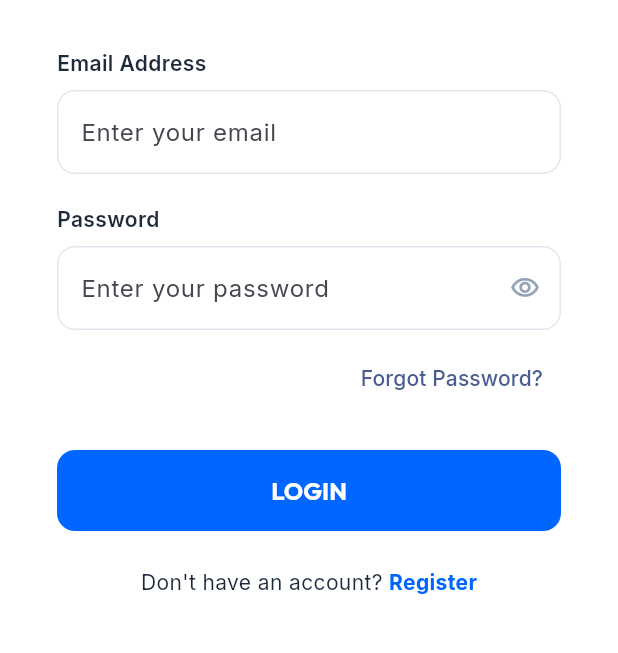
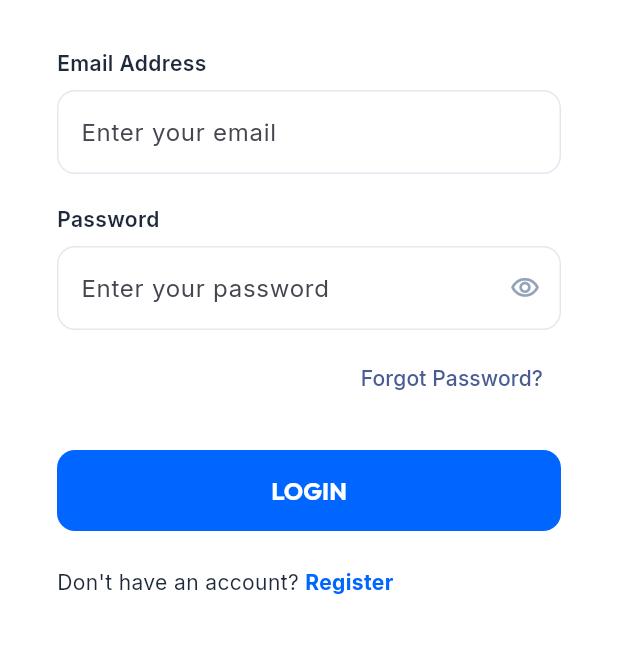
Before and after one commit to Ragib100/QuestBoard, a Flutter app: the screen it shows after launch, after a tap on "I already have an account", on a phone screen of 412 x 824 dp, the part 432-1085 px from its top. Run offline on Flutter 3.47's test engine with Material 3 defaults, Android fonts, the phone set to English and light mode, and no system bars; our stand-ins replace app_links, email_validator, flutter_dotenv, google_fonts, image_picker, supabase_flutter; accounts and stored records are empty.

Commit message:
fix:login page

```diff
--- a/client/lib/app/auth/login.dart
+++ b/client/lib/app/auth/login.dart
@@ -84,9 +84,12 @@ class _LoginState extends State<Login> {
                           const Icon(Icons.bolt_rounded,
                               color: AppColors.primary, size: 32),
                           const SizedBox(width: 8),
-                          Text('QuestBoard',
+                          Flexible(
+                            child: Text('QuestBoard',
+                                overflow: TextOverflow.ellipsis,
                                 style: GoogleFonts.outfit(
                                     fontSize: 24, fontWeight: FontWeight.bold)),
+                          ),
                         ],
                       ),
                       const SizedBox(height: 48),
@@ -139,16 +142,17 @@ class _LoginState extends State<Login> {
                             : const Text('LOGIN'),
                       ),
                       const SizedBox(height: 24),
-                      Center(
-                        child: Row(
-                          mainAxisAlignment: MainAxisAlignment.center,
+                      // Wrap, not Row: at a large system font scale the prompt
+                      // and the link together are wider than a phone.
+                      Wrap(
+                        alignment: WrapAlignment.center,
+                        crossAxisAlignment: WrapCrossAlignment.center,
                         children: [
                           const Text("Don't have an account? "),
                           GestureDetector(
                             onTap: () => Navigator.push(
                               context,
-                                MaterialPageRoute(
-                                    builder: (_) => const Signup()),
+                              MaterialPageRoute(builder: (_) => const Signup()),
                             ),
                             child: const Text('Register',
                                 style: TextStyle(
@@ -156,7 +160,6 @@ class _LoginState extends State<Login> {
                                     fontWeight: FontWeight.bold)),
                           ),
                         ],
-                        ),
                       ),
                     ],
                   ),
--- a/client/lib/app/intro.dart
+++ b/client/lib/app/intro.dart
@@ -4,6 +4,10 @@ import 'package:google_fonts/google_fonts.dart';
 import '../core/app_colors.dart';
 import 'auth/login.dart';
 import 'auth/signup.dart';
+
+void _open(BuildContext context, Widget screen) {
+  Navigator.push(context, MaterialPageRoute(builder: (_) => screen));
+}
 
 class Intro extends StatelessWidget {
   const Intro({super.key});
@@ -17,31 +21,36 @@ class Intro extends StatelessWidget {
       appBar: AppBar(
         backgroundColor: AppColors.surface,
         elevation: 0,
+        // The wordmark yields before the actions do: an app bar that ellipsizes
+        // "QuestBoard" is survivable, one that hides the Login button is not.
         title: Row(
+          mainAxisSize: MainAxisSize.min,
           children: [
             const Icon(Icons.bolt_rounded, color: AppColors.primary, size: 28),
             const SizedBox(width: 8),
-            Text('QuestBoard',
-                style: GoogleFonts.outfit(
-                    color: AppColors.textPrimary, fontWeight: FontWeight.bold)),
+            Flexible(
+              child: Text('QuestBoard',
+                  overflow: TextOverflow.ellipsis,
+                  style: GoogleFonts.outfit(
+                      color: AppColors.textPrimary,
+                      fontWeight: FontWeight.bold)),
+            ),
           ],
         ),
-        // On a phone the logo plus two buttons overflows the app bar, and the
-        // hero below already offers both actions — so only the wide layout
-        // carries them up here.
+        // The logo plus both buttons does not fit a phone app bar, but dropping
+        // them entirely leaves no way to reach Login from the top of the page.
+        // Phones keep Login only; Register is the hero's primary button anyway.
         actions: isWeb
             ? [
                 TextButton(
-                  onPressed: () => Navigator.push(context,
-                      MaterialPageRoute(builder: (_) => const Login())),
+                  onPressed: () => _open(context, const Login()),
                   child: const Text('Login'),
                 ),
                 const SizedBox(width: 12),
                 Padding(
                   padding: const EdgeInsets.only(right: 20.0),
                   child: ElevatedButton(
-                    onPressed: () => Navigator.push(context,
-                        MaterialPageRoute(builder: (_) => const Signup())),
+                    onPressed: () => _open(context, const Signup()),
                     style: ElevatedButton.styleFrom(
                         minimumSize: const Size(100, 40)),
                     child:
@@ -49,7 +58,13 @@ class Intro extends StatelessWidget {
                   ),
                 ),
               ]
-            : null,
+            : [
+                TextButton(
+                  onPressed: () => _open(context, const Login()),
+                  child: const Text('Login'),
+                ),
+                const SizedBox(width: 4),
+              ],
       ),
       body: SingleChildScrollView(
         child: Center(
@@ -168,16 +183,14 @@ class _HeroActions extends StatelessWidget {
   @override
   Widget build(BuildContext context) {
     final signUp = ElevatedButton(
-      onPressed: () => Navigator.push(
-          context, MaterialPageRoute(builder: (_) => const Signup())),
+      onPressed: () => _open(context, const Signup()),
       style: ElevatedButton.styleFrom(
           minimumSize: Size(isWeb ? 180 : double.infinity, 56)),
       child: const Text('Get Started'),
     );
 
     final logIn = OutlinedButton(
-      onPressed: () => Navigator.push(
-          context, MaterialPageRoute(builder: (_) => const Login())),
+      onPressed: () => _open(context, const Login()),
       style: OutlinedButton.styleFrom(
         minimumSize: Size(isWeb ? 180 : double.infinity, 56),
         side: const BorderSide(color: AppColors.border),
--- a/client/lib/core/app_colors.dart
+++ b/client/lib/core/app_colors.dart
@@ -48,4 +48,11 @@ class AppColors {
 
   /// Points and bounties — the one place we break from blue.
   static const points = Color(0xFFF59E0B);
+
+  /// Daily streaks. Deliberately a hotter orange than [points] so a flame and
+  /// a coin never read as the same thing.
+  static const streak = Color(0xFFF97316);
+
+  /// The tint behind the amber warning row in [ErrorState].
+  static const warningDark = Color(0xFF92660A);
 }
--- a/client/lib/core/widgets/async_states.dart
+++ b/client/lib/core/widgets/async_states.dart
@@ -139,7 +139,7 @@ class PointsBadge extends StatelessWidget {
           Text(
             label ?? '$points',
             style: const TextStyle(
-              color: Color(0xFF92660A),
+              color: AppColors.warningDark,
               fontWeight: FontWeight.bold,
               fontSize: 12,
             ),
--- a/client/lib/main.dart
+++ b/client/lib/main.dart
@@ -192,7 +192,7 @@ class _LaunchState extends State<_Launch> {
       builder: (context, snapshot) {
         if (snapshot.connectionState != ConnectionState.done) {
           return const Scaffold(
-            backgroundColor: Color(0xFFF8FAFC),
+            backgroundColor: AppColors.background,
             body: Center(child: CircularProgressIndicator()),
           );
         }
```
Also changed, not shown: client/lib/app/auth/signup.dart (+9 -5 lines), client/lib/app/dashboard.dart (+68 -60 lines), client/lib/app/modules/profile/profile_screen.dart (+8 -4 lines), client/lib/app/modules/questions/browse_questions.dart (+6 -3 lines), client/lib/services/api/api_client.dart (+82 -10 lines), 5 other files. Lines whose indentation alone changed are shown as unchanged.
